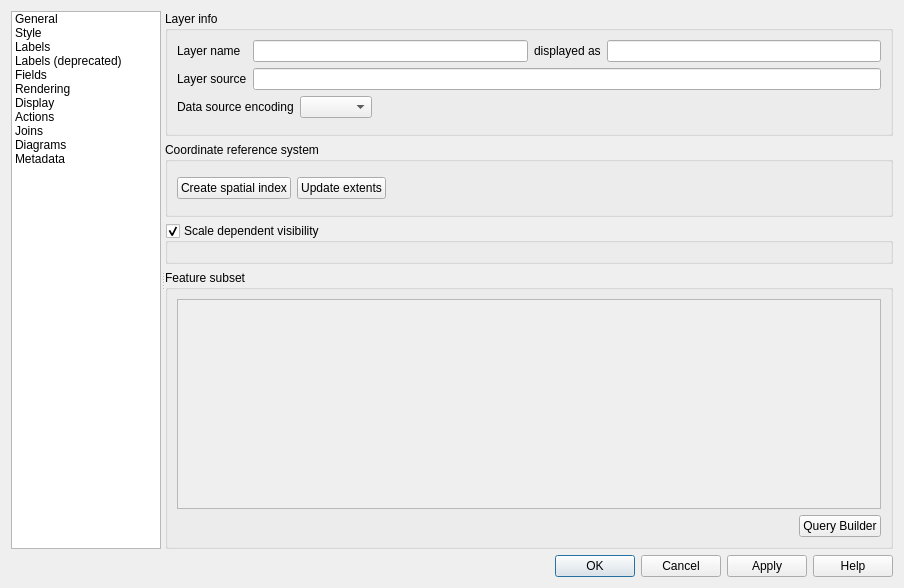
kadas-albireo/kadas-albireo, file src/ui/qgsvectorlayerpropertiesbase.ui: the form before one commit.
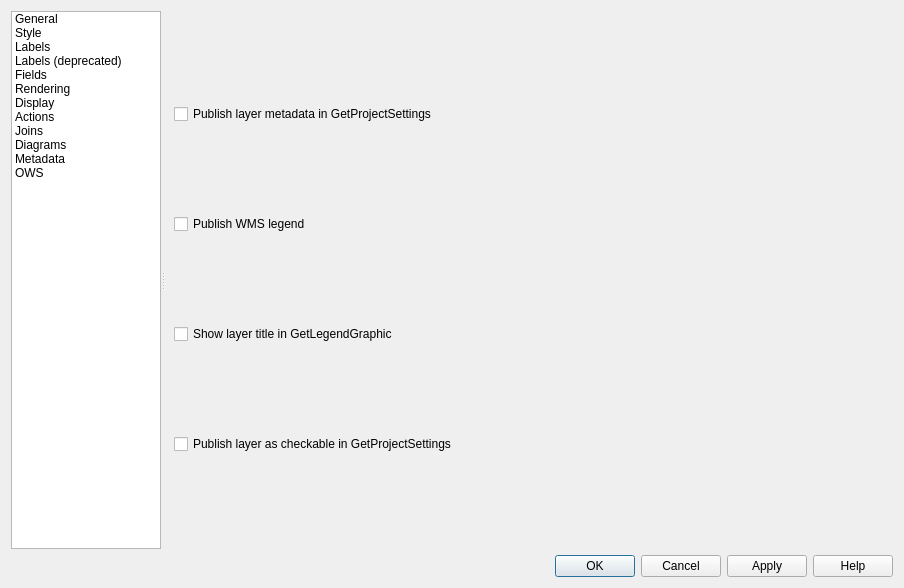
The form after the commit. The open tabs and pages were chosen to show the change. Icons and pictures are not drawn. Custom widgets are drawn as their Qt base class.

Commit message: Server: publish legend / publish metadata / checkbox layer settings

The edit to the form file:
```diff
--- a/src/ui/qgsvectorlayerpropertiesbase.ui
+++ b/src/ui/qgsvectorlayerpropertiesbase.ui
@@ -216,6 +216,11 @@
             <normaloff>:/images/themes/default/propertyicons/metadata.svg</normaloff>:/images/themes/default/propertyicons/metadata.svg</iconset>
           </property>
          </item>
+         <item>
+          <property name="text">
+           <string>OWS</string>
+          </property>
+         </item>
         </widget>
        </item>
       </layout>
@@ -266,8 +271,8 @@
                <rect>
                 <x>0</x>
                 <y>0</y>
-                <width>730</width>
-                <height>537</height>
+                <width>743</width>
+                <height>551</height>
                </rect>
               </property>
               <layout class="QVBoxLayout" name="verticalLayout_13">
@@ -1544,6 +1549,38 @@
            </item>
           </layout>
          </widget>
+         <widget class="QWidget" name="mOptsPage_Ows">
+          <layout class="QGridLayout" name="gridLayout_8">
+           <item row="0" column="0">
+            <widget class="QCheckBox" name="mWMSMetadataCheckBox">
+             <property name="text">
+              <string>Publish layer metadata in GetProjectSettings</string>
+             </property>
+            </widget>
+           </item>
+           <item row="1" column="0">
+            <widget class="QCheckBox" name="mWMSLegendCheckBox">
+             <property name="text">
+              <string>Publish WMS legend</string>
+             </property>
+            </widget>
+           </item>
+           <item row="2" column="0">
+            <widget class="QCheckBox" name="mWMSLegendTitleCheckBox">
+             <property name="text">
+              <string>Show layer title in GetLegendGraphic</string>
+             </property>
+            </widget>
+           </item>
+           <item row="3" column="0">
+            <widget class="QCheckBox" name="mWMSCheckboxBox">
+             <property name="text">
+              <string>Publish layer as checkable in GetProjectSettings</string>
+             </property>
+            </widget>
+           </item>
+          </layout>
+         </widget>
         </widget>
        </item>
       </layout>
```
Left out of the diff: 38 changed lines with no effect on the pictures. The commit also changes 6 other files.
